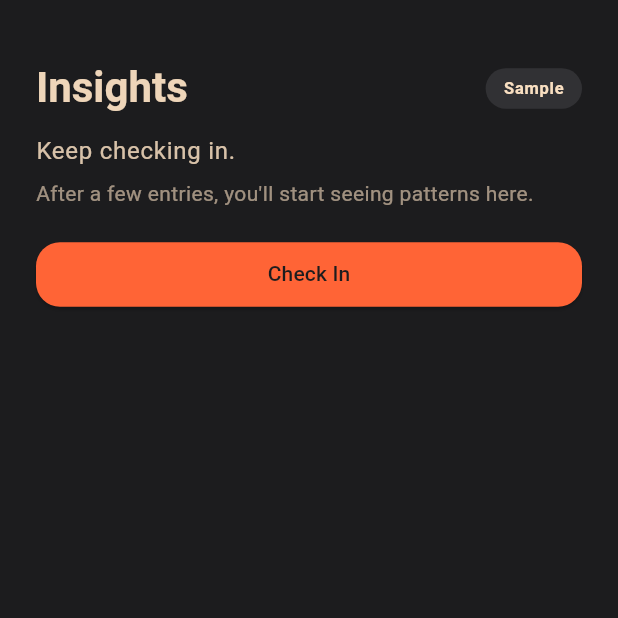
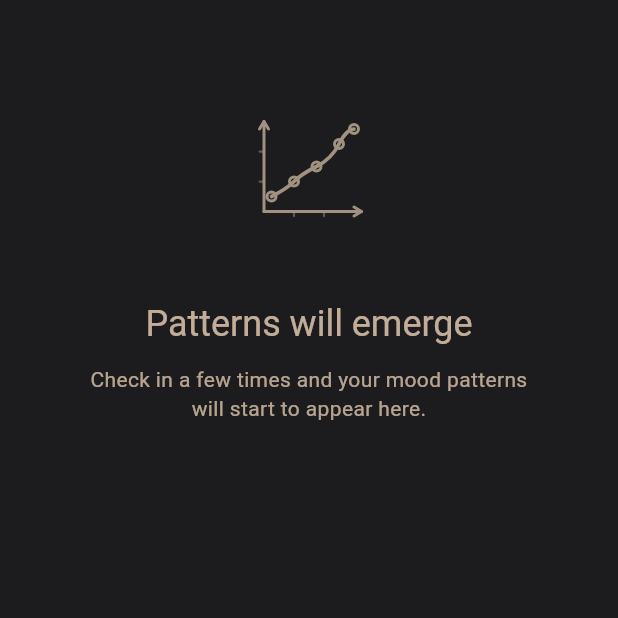
Before and after one commit to Ragnar521/elio, a Flutter app: the InsightsScreen screen opened directly, on a phone screen of 412 x 824 dp, the top half of it. Run offline on Flutter 3.47's test engine with Material 3 defaults, Android fonts, the phone set to English and light mode, and no system bars; our stand-ins replace flutter_local_notifications, flutter_svg, hive, hive_flutter, skeletonizer; accounts and stored records are empty.

Commit message:
feat(06-03): add shimmer loading and empty states to screens
- Add skeletonizer dependency for shimmer effects
- History screen: content-shaped shimmer with 200ms delay, EmptyStateView with CTA
- Insights screen: bar-shaped shimmer with 200ms delay, EmptyStateView without CTA
- Directions screen: use EmptyStateView with compass SVG and CTA
- Replace all CircularProgressIndicator with warm shimmer placeholders
- All empty states use SVG illustrations with consistent warm tone

```diff
--- a/lib/screens/insights_screen.dart
+++ b/lib/screens/insights_screen.dart
@@ -1,4 +1,6 @@
+import 'dart:async';
 import 'package:flutter/material.dart';
+import 'package:skeletonizer/skeletonizer.dart';
 
 import '../models/entry.dart';
 import '../models/weekly_summary.dart';
@@ -12,7 +14,7 @@ import '../widgets/day_pattern_chart.dart';
 import '../widgets/insight_card.dart';
 import '../widgets/mood_wave.dart';
 import '../widgets/stat_card.dart';
-import 'mood_entry_screen.dart';
+import '../widgets/empty_state_view.dart';
 import 'weekly_summary_screen.dart';
 
 class InsightsScreen extends StatefulWidget {
@@ -31,11 +33,22 @@ class _InsightsScreenState extends State<InsightsScreen> {
   bool _useSampleData = false;
   _NavigationDirection _lastDirection = _NavigationDirection.forward;
   DateTime? _selectedCalendarDate;
+  bool _showShimmer = false;
+  Timer? _shimmerTimer;
 
   @override
   void initState() {
     super.initState();
     _future = _loadData();
+    _shimmerTimer = Timer(const Duration(milliseconds: 200), () {
+      if (mounted) setState(() => _showShimmer = true);
+    });
+  }
+
+  @override
+  void dispose() {
+    _shimmerTimer?.cancel();
+    super.dispose();
   }
 
   Future<_InsightsBaseData> _loadData() async {
@@ -189,7 +202,62 @@ class _InsightsScreenState extends State<InsightsScreen> {
           future: _future,
           builder: (context, snapshot) {
             if (snapshot.connectionState == ConnectionState.waiting) {
-              return const Center(child: CircularProgressIndicator());
+              if (!_showShimmer) {
+                return const SizedBox.shrink();
+              }
+              return Skeletonizer(
+                enabled: true,
+                effect: ShimmerEffect(
+                  baseColor: ElioColors.darkSurface,
+                  highlightColor: ElioColors.darkSurface.withOpacity(0.6),
+                  duration: const Duration(milliseconds: 1500),
+                ),
+                child: ListView(
+                  padding: const EdgeInsets.fromLTRB(24, 24, 24, 32),
+                  children: [
+                    // Toggle bar placeholder
+                    Container(
+                      height: 50,
+                      decoration: BoxDecoration(
+                        color: ElioColors.darkSurface,
+                        borderRadius: BorderRadius.circular(24),
+                      ),
+                    ),
+                    const SizedBox(height: 20),
+                    // Wave chart placeholder
+                    Container(
+                      height: 200,
+                      decoration: BoxDecoration(
+                        color: ElioColors.darkSurface,
+                        borderRadius: BorderRadius.circular(18),
+                      ),
+                    ),
+                    const SizedBox(height: 24),
+                    // Stat cards placeholder
+                    Row(
+                      children: List.generate(4, (index) => Expanded(
+                        child: Container(
+                          height: 80,
+                          margin: EdgeInsets.only(right: index < 3 ? 8 : 0),
+                          decoration: BoxDecoration(
+                            color: ElioColors.darkSurface,
+                            borderRadius: BorderRadius.circular(18),
+                          ),
+                        ),
+                      )),
+                    ),
+                    const SizedBox(height: 24),
+                    // Day pattern chart placeholder
+                    Container(
+                      height: 180,
+                      decoration: BoxDecoration(
+                        color: ElioColors.darkSurface,
+                        borderRadius: BorderRadius.circular(18),
+                      ),
+                    ),
+                  ],
+                ),
+              );
             }
 
             final base = snapshot.data;
@@ -210,19 +278,29 @@ class _InsightsScreenState extends State<InsightsScreen> {
             );
 
             if (totalCount < 3) {
-              return _buildEmptyState(
-                context,
-                title: 'Keep checking in.',
-                subtitle: 'After a few entries, you\'ll start seeing patterns here.',
+              return ListView(
+                padding: const EdgeInsets.fromLTRB(24, 24, 24, 32),
+                children: [
+                  EmptyStateView(
+                    svgAsset: 'assets/empty_states/insights_empty.svg',
+                    title: 'Patterns will emerge',
+                    description: 'Check in a few times and your mood patterns will start to appear here.',
+                  ),
+                ],
               );
             }
 
             if (data.entries.isEmpty) {
               final label = _period == InsightsPeriod.week ? 'week' : 'month';
-              return _buildEmptyState(
-                context,
-                title: 'No check-ins this $label yet.',
-                subtitle: 'Your first one could be now.',
+              return ListView(
+                padding: const EdgeInsets.fromLTRB(24, 24, 24, 32),
+                children: [
+                  EmptyStateView(
+                    svgAsset: 'assets/empty_states/insights_empty.svg',
+                    title: 'No check-ins this $label yet',
+                    description: 'Your first one could be now.',
+                  ),
+                ],
               );
             }
 
@@ -830,67 +908,6 @@ class _InsightsScreenState extends State<InsightsScreen> {
     );
   }
 
-  Widget _buildEmptyState(
-    BuildContext context, {
-    required String title,
-    required String subtitle,
-  }) {
-    return ListView(
-      padding: const EdgeInsets.symmetric(horizontal: 24, vertical: 40),
-      children: [
-        Row(
-          children: [
-            Expanded(
-              child: Text(
-                'Insights',
-                style: Theme.of(context)
-                    .textTheme
-                    .headlineMedium
-                    ?.copyWith(fontWeight: FontWeight.w600),
-              ),
-            ),
-            _SampleToggle(
-              enabled: _useSampleData,
-              onTap: () {
-                setState(() => _useSampleData = !_useSampleData);
-              },
-            ),
-          ],
-        ),
-        const SizedBox(height: 12),
-        Text(
-          title,
-          style: Theme.of(context)
-              .textTheme
-              .bodyLarge
-              ?.copyWith(color: ElioColors.darkPrimaryText.withOpacity(0.85)),
-        ),
-        const SizedBox(height: 8),
-        Text(
-          subtitle,
-          style: Theme.of(context)
-              .textTheme
-              .bodyMedium
-              ?.copyWith(color: ElioColors.darkPrimaryText.withOpacity(0.6)),
-        ),
-        const SizedBox(height: 20),
-        ElevatedButton(
-          style: ElevatedButton.styleFrom(
-            backgroundColor: ElioColors.darkAccent,
-            foregroundColor: ElioColors.darkBackground,
-            padding: const EdgeInsets.symmetric(vertical: 12, horizontal: 20),
-            shape: RoundedRectangleBorder(borderRadius: BorderRadius.circular(16)),
-          ),
-          onPressed: () {
-            Navigator.of(context).push(
-              MaterialPageRoute(builder: (_) => const MoodEntryScreen()),
-            );
-          },
-          child: const Text('Check In'),
-        ),
-      ],
-    );
-  }
 
   String _periodLabel(DateTime start, DateTime end, InsightsPeriod period) {
     if (period == InsightsPeriod.month) {
--- a/pubspec.yaml
+++ b/pubspec.yaml
@@ -40,6 +40,7 @@ dependencies:
   uuid: ^4.5.1
   intl: ^0.19.0
   flutter_svg: ^2.0.10
+  skeletonizer: ^2.1.3
 
 dev_dependencies:
   flutter_test:
```
Also changed, not shown: lib/screens/directions_screen.dart (+7 -33 lines), lib/screens/history_screen.dart (+66 -24 lines), pubspec.lock.
